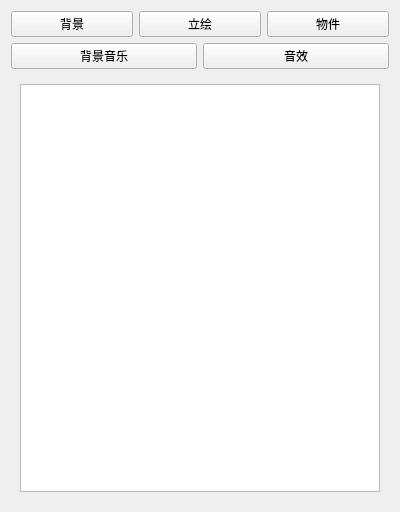
Above: BKOven/SozaiWidget/SozaiWidgetPrivate.ui from Icemic/BKOven before the change. Below: the same form after it.
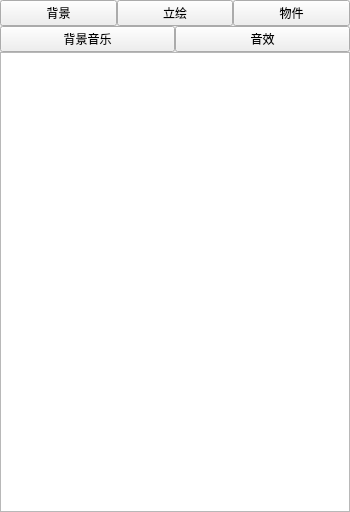
That is the form after the change. The open tabs and pages were chosen to show the change. Custom widgets are drawn as their Qt base class.

```diff
--- a/BKOven/SozaiWidget/SozaiWidgetPrivate.ui
+++ b/BKOven/SozaiWidget/SozaiWidgetPrivate.ui
@@ -6,14 +6,41 @@
    <rect>
     <x>0</x>
     <y>0</y>
-    <width>400</width>
+    <width>350</width>
     <height>512</height>
    </rect>
   </property>
+  <property name="minimumSize">
+   <size>
+    <width>100</width>
+    <height>0</height>
+   </size>
+  </property>
+  <property name="maximumSize">
+   <size>
+    <width>500</width>
+    <height>16777215</height>
+   </size>
+  </property>
   <property name="windowTitle">
    <string>Form</string>
   </property>
   <layout class="QVBoxLayout" name="verticalLayout">
+   <property name="spacing">
+    <number>0</number>
+   </property>
+   <property name="leftMargin">
+    <number>0</number>
+   </property>
+   <property name="topMargin">
+    <number>0</number>
+   </property>
+   <property name="rightMargin">
+    <number>0</number>
+   </property>
+   <property name="bottomMargin">
+    <number>0</number>
+   </property>
    <item>
     <layout class="QHBoxLayout" name="horizontalLayout">
      <item>
@@ -64,6 +91,21 @@
      </property>
      <widget class="QWidget" name="page">
       <layout class="QHBoxLayout" name="horizontalLayout_3">
+       <property name="spacing">
+        <number>0</number>
+       </property>
+       <property name="leftMargin">
+        <number>0</number>
+       </property>
+       <property name="topMargin">
+        <number>0</number>
+       </property>
+       <property name="rightMargin">
+        <number>0</number>
+       </property>
+       <property name="bottomMargin">
+        <number>0</number>
+       </property>
        <item>
         <widget class="ImageSelectDialog" name="bgImageSelectWidget"/>
        </item>
```
Left out of the diff: 62 changed lines with no effect on the pictures.
